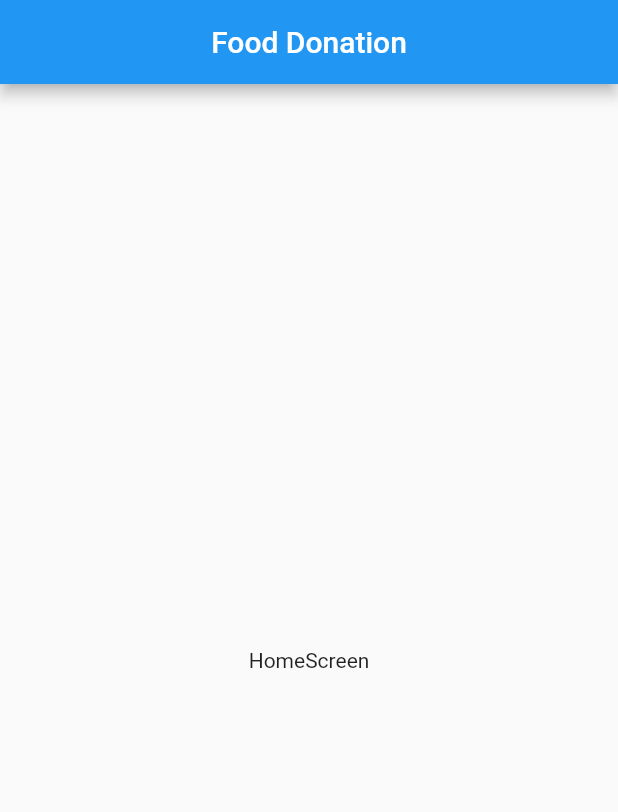
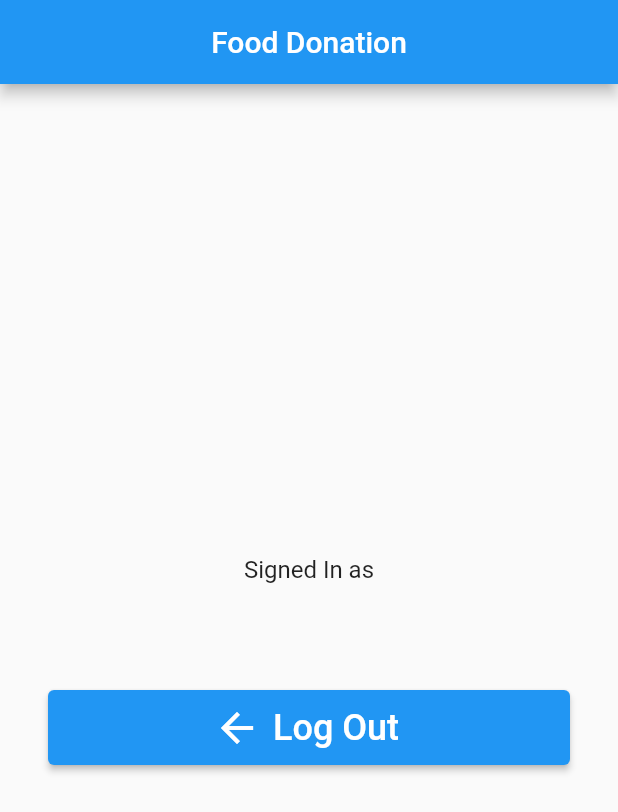
Before and after one commit to Vengadesh27/Food-App, a Flutter app: the screen it shows once a user with an empty profile is signed in, on a phone screen of 412 x 824 dp. Shown: the top 812 px of the screen. Run offline on Flutter 3.47's test engine with Material 2 defaults, Android fonts, the light colour scheme and no system bars; our stand-ins replace firebase_auth, firebase_core; accounts and stored records are empty; network calls fail.

Commit message:
Added CircularProgressIndicator and LogOut Button

```diff
--- a/lib/home_screen.dart
+++ b/lib/home_screen.dart
@@ -1,11 +1,49 @@
+import 'package:firebase_auth/firebase_auth.dart';
 import 'package:flutter/material.dart';
-
 
 class HomeScreen extends StatelessWidget {
   const HomeScreen({super.key});
 
   @override
   Widget build(BuildContext context) {
-    return const Center(child: Text("HomeScreen"));
+    final user = FirebaseAuth.instance.currentUser!;
+    return Scaffold(
+      body: Padding(
+        padding: const EdgeInsets.all(32),
+        child: Column(
+          mainAxisAlignment: MainAxisAlignment.center,
+          children: [
+            const Text(
+              'Signed In as',
+              style: TextStyle(fontSize: 16),
+            ),
+            const SizedBox(
+              height: 8,
+            ),
+            Text(
+              user.email!,
+              style: const TextStyle(fontSize: 20, fontWeight: FontWeight.w700),
+            ),
+            const SizedBox(
+              height: 40,
+            ),
+            ElevatedButton.icon(
+              style: ElevatedButton.styleFrom(
+                minimumSize: const Size.fromHeight(50),
+              ),
+              icon: const Icon(
+                Icons.arrow_back,
+                size: 32,
+              ),
+              label: const Text(
+                'Log Out',
+                style: TextStyle(fontSize: 24),
+              ),
+              onPressed: () => FirebaseAuth.instance.signOut(),
+            ),
+          ],
+        ),
+      ),
+    );
   }
 }
--- a/lib/login_screen.dart
+++ b/lib/login_screen.dart
@@ -1,5 +1,6 @@
 import 'package:flutter/material.dart';
 import 'package:firebase_auth/firebase_auth.dart';
+import 'package:food_donation/main.dart';
 
 class LoginScreen extends StatefulWidget {
   const LoginScreen({super.key});
@@ -9,12 +10,11 @@ class LoginScreen extends StatefulWidget {
 }
 
 class _LoginScreenState extends State<LoginScreen> {
-
   final emailController = TextEditingController();
   final passwordController = TextEditingController();
 
   @override
-  void dispose(){
+  void dispose() {
     emailController.dispose();
     passwordController.dispose();
 
@@ -23,8 +23,6 @@ class _LoginScreenState extends State<LoginScreen> {
 
   @override
   Widget build(BuildContext context) {
-
-
     return Padding(
       padding: const EdgeInsets.all(10),
       child: ListView(
@@ -54,13 +52,10 @@ class _LoginScreenState extends State<LoginScreen> {
           Container(
               height: 250.0,
               width: 250.0,
-            decoration:const BoxDecoration(
-              image:DecorationImage(
+              decoration: const BoxDecoration(
+                  image: DecorationImage(
                       image: AssetImage('assets/food_donation_logo.png'),
-                fit: BoxFit.cover
-              )
-            )
-          ),
+                      fit: BoxFit.cover))),
 
           Container(
             padding: const EdgeInsets.all(10),
@@ -69,9 +64,7 @@ class _LoginScreenState extends State<LoginScreen> {
               cursorColor: Colors.white,
               textInputAction: TextInputAction.next,
               decoration: const InputDecoration(
-                border: OutlineInputBorder(),
-                labelText: 'Email'
-              ),
+                  border: OutlineInputBorder(), labelText: 'Email'),
             ),
           ),
           Container(
@@ -90,7 +83,7 @@ class _LoginScreenState extends State<LoginScreen> {
             padding: const EdgeInsets.fromLTRB(10, 10, 10, 0),
             child: ElevatedButton(
               onPressed: logIn,
-              child:const Text('Log In'),
+              child: const Text('Log In'),
             ),
           ),
           Row(
@@ -99,20 +92,22 @@ class _LoginScreenState extends State<LoginScreen> {
               const Text('Don\'t have an account?'),
               TextButton(
                 child: const Text(
-                  'Sign In',
+                  'Sign Up',
                   style: TextStyle(fontSize: 20),
                 ),
-                onPressed: (){
+                onPressed: () {
                   //signup screen
                 },
               )
             ],
           ),
           TextButton(
-            onPressed: (){
+            onPressed: () {
               //forgot password screen
             },
-            child: const Text('Forgot Password',),
+            child: const Text(
+              'Forgot Password',
+            ),
           ),
         ],
       ),
@@ -120,9 +115,17 @@ class _LoginScreenState extends State<LoginScreen> {
   }
 
   Future logIn() async {
+    showDialog(
+        context: context,
+        barrierDismissible: false,
+        builder: (context) => const Center(child: CircularProgressIndicator()));
+    try {
       await FirebaseAuth.instance.signInWithEmailAndPassword(
           email: emailController.text.trim(),
           password: passwordController.text.trim());
+    } on FirebaseAuthException catch (e) {
+      print(e);
     }
-
+    navigatorKey.currentState!.popUntil((route) => route.isFirst);
   }
+}
--- a/lib/main.dart
+++ b/lib/main.dart
@@ -9,10 +9,10 @@ import 'home_screen.dart';
 Future main() async {
   WidgetsFlutterBinding.ensureInitialized();
   await Firebase.initializeApp();
+  runApp(const MyApp());
+}
 
-  runApp(const MyApp());
-
-}
+final navigatorKey = GlobalKey<NavigatorState>();
 
 class MyApp extends StatelessWidget {
   const MyApp({super.key});
@@ -21,6 +21,8 @@ class MyApp extends StatelessWidget {
   @override
   Widget build(BuildContext context) {
     return MaterialApp(
+      navigatorKey: navigatorKey,
+      debugShowCheckedModeBanner: false,
       title: _title,
       home: Scaffold(
         appBar: AppBar(
@@ -28,10 +30,14 @@ class MyApp extends StatelessWidget {
         ),
         body: StreamBuilder<User?>(
           stream: FirebaseAuth.instance.authStateChanges(),
-          builder: (context, snapshot){
-            if(snapshot.hasData){
+          builder: (context, snapshot) {
+            if (snapshot.connectionState == ConnectionState.waiting) {
+              return const Center(child: CircularProgressIndicator());
+            } else if (snapshot.hasError) {
+              return const Center(child: Text('Something went Wrong!'));
+            } else if (snapshot.hasData) {
               return const HomeScreen();
-            } else{
+            } else {
               return const LoginScreen();
             }
           },
```
Lines whose indentation alone changed are shown as unchanged.
